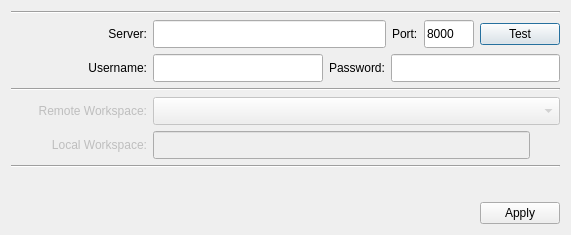
The window that maya/ui/auth.ui (lonegather/Samkit) describes before a commit, drawn with Qt 5.
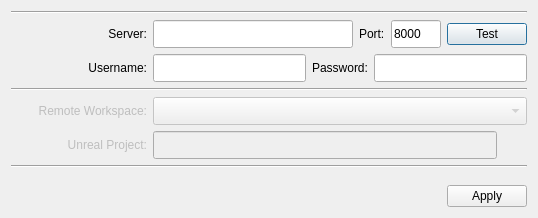
The same window after the commit.

The edit to the form file:
```diff
--- a/maya/ui/auth.ui
+++ b/maya/ui/auth.ui
@@ -6,8 +6,8 @@
    <rect>
     <x>0</x>
     <y>0</y>
-    <width>571</width>
-    <height>235</height>
+    <width>535</width>
+    <height>218</height>
    </rect>
   </property>
   <property name="windowTitle">
@@ -230,7 +230,7 @@
            </size>
           </property>
           <property name="text">
-           <string>Local Workspace:</string>
+           <string>Unreal Project:</string>
           </property>
           <property name="alignment">
            <set>Qt::AlignRight|Qt::AlignTrailing|Qt::AlignVCenter</set>
```
